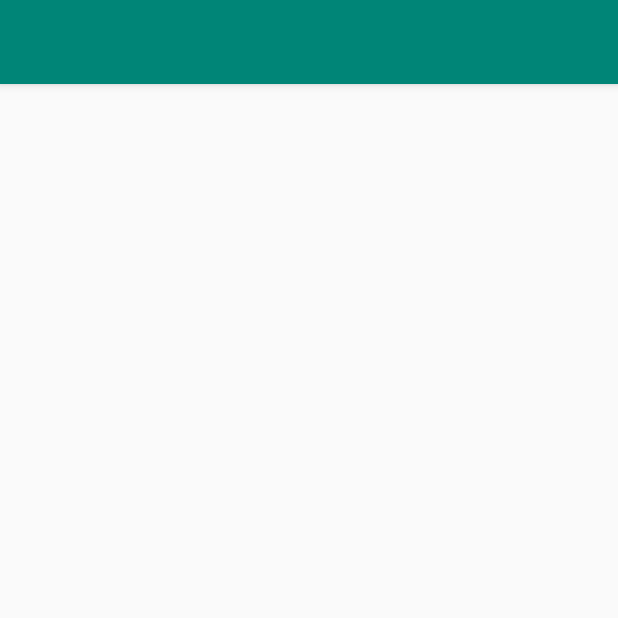
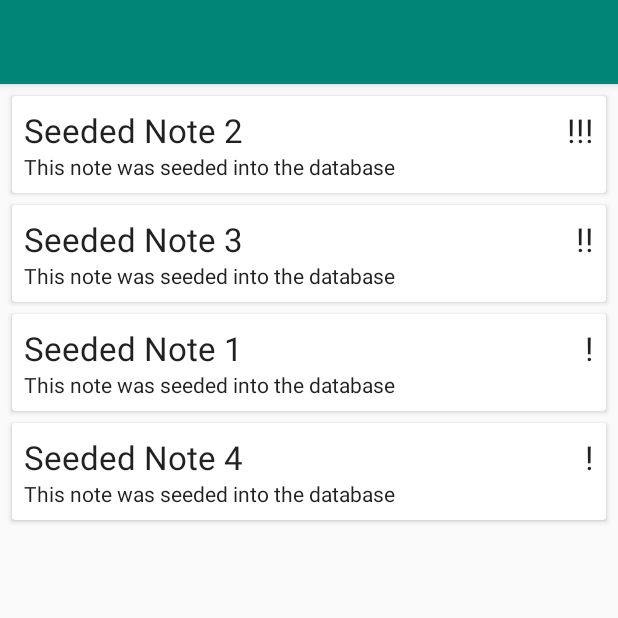
Before and after one commit to DarrenSingh/QuickNotes, an Android app: the screen it shows after launch (MainActivity), on a phone screen of 412 x 824 dp, the top half of it. Run offline under Robolectric (Android 15) with nearby library versions, the phone set to English and light mode, and no system bars; our stand-ins replace Room's generated code.

Commit message:
recycler adapter created & implemented into MainActivity UI

```diff
--- a/app/build.gradle
+++ b/app/build.gradle
@@ -27,6 +27,7 @@ dependencies {
     implementation fileTree(dir: 'libs', include: ['*.jar'])
     implementation 'androidx.appcompat:appcompat:1.1.0'
     implementation 'androidx.cardview:cardview:1.0.0'
+    implementation 'androidx.recyclerview:recyclerview:1.1.0'
     implementation 'androidx.constraintlayout:constraintlayout:1.1.3'
     testImplementation 'junit:junit:4.12'
     androidTestImplementation 'androidx.test.ext:junit:1.1.1'
--- a/app/src/main/java/com/ds/quicknotes/MainActivity.java
+++ b/app/src/main/java/com/ds/quicknotes/MainActivity.java
@@ -3,6 +3,8 @@ package com.ds.quicknotes;
 import androidx.appcompat.app.AppCompatActivity;
 import androidx.lifecycle.Observer;
 import androidx.lifecycle.ViewModelProvider;
+import androidx.recyclerview.widget.LinearLayoutManager;
+import androidx.recyclerview.widget.RecyclerView;
 
 import android.os.Bundle;
 import android.widget.Toast;
@@ -19,13 +21,23 @@ public class MainActivity extends AppCompatActivity {
         super.onCreate(savedInstanceState);
         setContentView(R.layout.activity_main);
 
+        RecyclerView recyclerView = findViewById(R.id.recyclerView);
+        //takes care of viewing items one below the other
+        recyclerView.setLayoutManager(new LinearLayoutManager(this));
+        recyclerView.setHasFixedSize(true);
+
+        NoteAdapter noteAdapter = new NoteAdapter();
+        recyclerView.setAdapter(noteAdapter);
+
         noteViewModel = new ViewModelProvider(this).get(NoteViewModel.class);
 
         //lifecycle aware so get all notes will be updated only on livedata change
         noteViewModel.getAllNotes().observe(this, new Observer<List<Note>>() {
             @Override
             public void onChanged(List<Note> notes) {
-                //Update UI
+            //Update UI
+                //set adapter list data to the observed notes data from the NoteViewModel class
+                noteAdapter.setNotes(notes);
                 Toast.makeText(MainActivity.this, "observer onChanged", Toast.LENGTH_LONG).show();
             }
         });
--- /dev/null
+++ b/app/src/main/java/com/ds/quicknotes/NoteAdapter.java
@@ -0,0 +1,68 @@
+package com.ds.quicknotes;
+
+import android.view.LayoutInflater;
+import android.view.View;
+import android.view.ViewGroup;
+import android.widget.TextView;
+
+import androidx.annotation.NonNull;
+import androidx.recyclerview.widget.RecyclerView;
+
+import java.util.ArrayList;
+import java.util.List;
+
+public class NoteAdapter extends RecyclerView.Adapter<NoteAdapter.NoteHolder> {
+
+    private List<Note> notes = new ArrayList<>();
+
+    @NonNull
+    @Override
+    public NoteHolder onCreateViewHolder(@NonNull ViewGroup parent, int viewType) {
+        //inflate view to pass to viewholder
+        View itemView = LayoutInflater.from(parent.getContext())
+                .inflate(R.layout.item_note,parent,false);
+        return new NoteHolder(itemView);
+    }
+
+    @Override
+    public void onBindViewHolder(@NonNull NoteHolder holder, int position) {
+        Note note = notes.get(position);
+        StringBuilder importance = new StringBuilder();
+
+        holder.textViewTitle.setText(note.getTitle());
+        holder.textViewDescription.setText(note.getDescription());
+
+        for (int i = 0; i < note.getImportance(); i++) {
+            importance.append('!');
+        }
+
+        holder.textViewImportance.setText(importance);
+
+    }
+
+    @Override
+    public int getItemCount() {
+        //return the size of notes to be viewed in the recycler view
+        return notes.size();
+    }
+
+    public void setNotes(List<Note> notes) {
+        this.notes = notes;
+        notifyDataSetChanged();
+    }
+
+    class NoteHolder extends RecyclerView.ViewHolder{
+        //item view components
+        private TextView textViewTitle;
+        private TextView textViewDescription;
+        private TextView textViewImportance;
+
+        //default constructor
+        public NoteHolder(@NonNull View itemView) {
+            super(itemView);
+            textViewTitle = itemView.findViewById(R.id.text_view_title);
+            textViewDescription = itemView.findViewById(R.id.text_view_description);
+            textViewImportance = itemView.findViewById(R.id.text_view_importance);
+        }
+    }
+}
--- a/app/src/main/res/layout/activity_main.xml
+++ b/app/src/main/res/layout/activity_main.xml
@@ -4,4 +4,14 @@
     xmlns:tools="http://schemas.android.com/tools"
     android:layout_width="match_parent"
     android:layout_height="match_parent"
-    tools:context=".MainActivity"/>
+    tools:context=".MainActivity">
+
+    <!--    Notes RecyclerView  -->
+    <androidx.recyclerview.widget.RecyclerView
+        android:id="@+id/recyclerView"
+        android:layout_width="match_parent"
+        android:layout_height="match_parent"
+        tools:listitem="@layout/item_note" />
+        <!--  preview list items from item_note  -->
+
+</androidx.constraintlayout.widget.ConstraintLayout>
--- a/app/src/main/res/layout/item_note.xml
+++ b/app/src/main/res/layout/item_note.xml
@@ -13,7 +13,7 @@
 
         <!--    Priority    -->
         <TextView
-            android:id="@+id/text_view_priority"
+            android:id="@+id/text_view_importance"
             android:layout_width="wrap_content"
             android:layout_height="wrap_content"
             android:layout_alignParentEnd="true"
@@ -29,7 +29,7 @@
             android:text="Title"
             android:textAppearance="@style/TextAppearance.AppCompat.Large"
             android:maxLines="1"
-            android:layout_toStartOf="@id/text_view_priority"
+            android:layout_toStartOf="@id/text_view_importance"
             android:ellipsize="end"/>
 
         <!--    Description    -->
```
